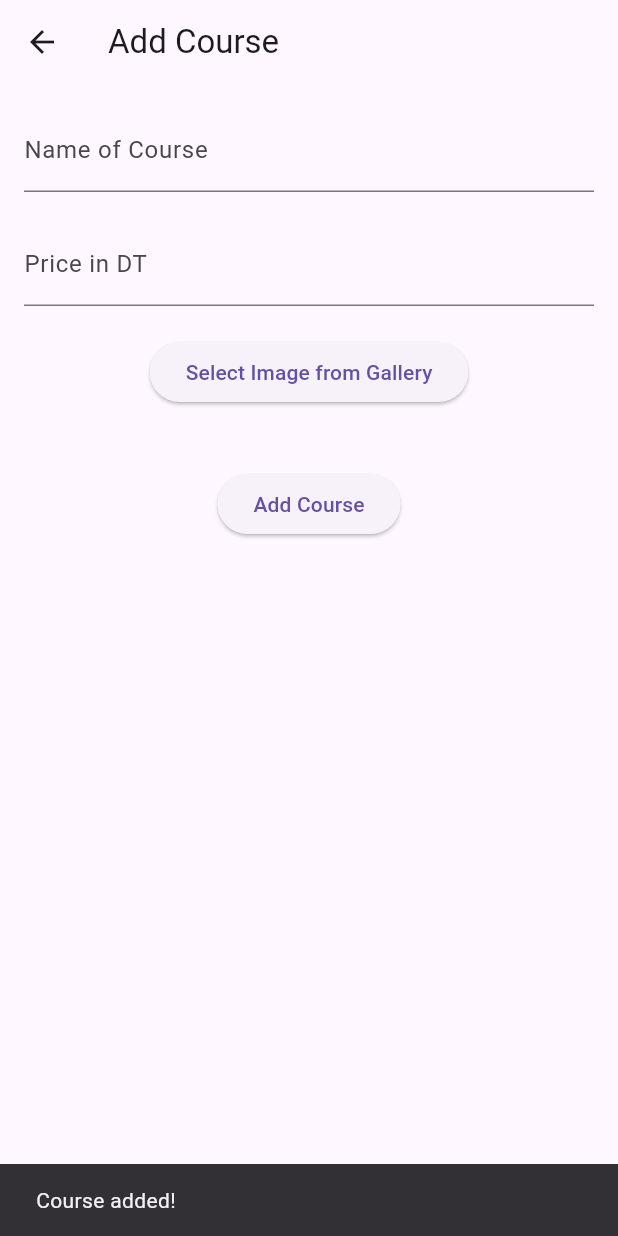
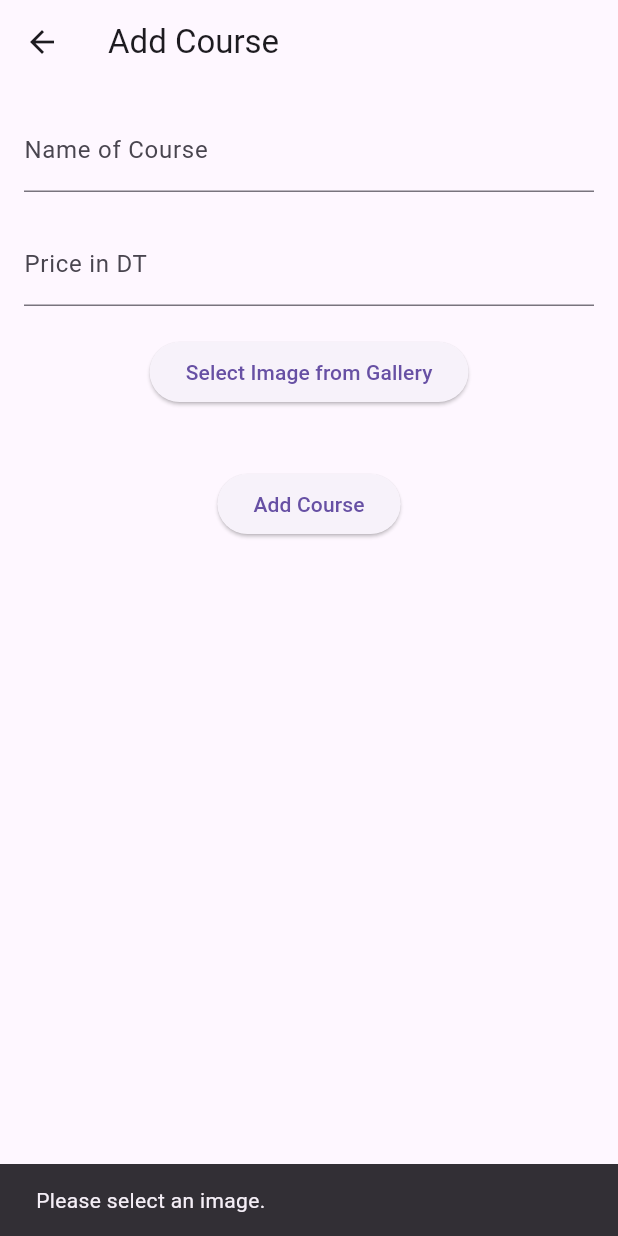
Before and after one commit to Flightsimmer50/9antra.tn-MiniProject-Flutter, a Flutter app: the AddCourse screen opened directly, after a tap on "Add Course", on a phone screen of 412 x 824 dp. Run offline on Flutter 3.47's test engine with Material 3 defaults, Android fonts, the phone set to English and light mode, and no system bars; our stand-ins replace cloud_firestore, firebase_core, image_picker, shared_preferences; missing offline and left inert: cloudinary_flutter, cloudinary_url_gen, dart:html; accounts and stored records are empty.

Commit message:
upload image successful in Cloudinary

```diff
--- a/lib/models/course.dart
+++ b/lib/models/course.dart
@@ -4,7 +4,7 @@ class Course {
   final String id;
   final String name;
   final String price;
-  final String? imageUrl;
+   String? imageUrl;
 
   Course({
     required this.id,
--- a/lib/screens/addCourse.dart
+++ b/lib/screens/addCourse.dart
@@ -1,13 +1,11 @@
 import 'package:flutter/material.dart';
 import 'package:image_picker/image_picker.dart';
 import 'dart:typed_data';
-import 'package:cloud_firestore/cloud_firestore.dart';
-import 'package:firebase_storage/firebase_storage.dart';
 import 'dart:html' as html;
 import 'package:flutter/foundation.dart'; // Pour kIsWeb
 import 'dart:async'; // Pour Completer
-import 'dart:io'; // Importer pour utiliser la classe File
-import 'package:beecoderstest/service/courseService.dart'; // Assurez-vous que le chemin est correct
+import 'package:beecoderstest/service/courseService.dart'; // Votre service Firestore
+import 'package:beecoderstest/service/storage_service.dart'; // Votre service Cloudinary
 
 class AddCourse extends StatefulWidget {
   @override
@@ -18,7 +16,8 @@ class _AddCourseState extends State<AddCourse> {
   final TextEditingController nameController = TextEditingController();
   final TextEditingController priceController = TextEditingController();
   Uint8List? _imageData;
-  final CourseService _courseService = CourseService(); // Instance de CourseService
+  final CourseService _courseService = CourseService();
+  final StorageService _storageService = StorageService();
 
   Future<void> _pickImage() async {
     if (kIsWeb) {
@@ -38,8 +37,9 @@ class _AddCourseState extends State<AddCourse> {
       final ImagePicker picker = ImagePicker();
       final XFile? selectedImage = await picker.pickImage(source: ImageSource.gallery);
       if (selectedImage != null) {
+        final bytes = await selectedImage.readAsBytes();
         setState(() {
-          _imageData = File(selectedImage.path).readAsBytesSync(); // Lire les octets
+          _imageData = bytes; // Utiliser les octets de l'image
         });
       }
     }
@@ -60,39 +60,46 @@ class _AddCourseState extends State<AddCourse> {
     return completer.future;
   }
 
-  void _addCourse() async {
-    String name = nameController.text;
-    String price = priceController.text;
+  Future<void> _addCourse() async {
+    String name = nameController.text.trim();
+    String price = priceController.text.trim();
 
+    // Vérifiez si une image a été sélectionnée
     String? imageUrl;
     if (_imageData != null) {
-      print('Uploading image...'); // Log avant l'upload
-      imageUrl = await _courseService.uploadImage(_imageData!); // Utiliser la méthode uploadImage
-      if (imageUrl != null) {
-        print('Image uploaded successfully: $imageUrl'); // Log après l'upload réussi
+      // Télécharger l'image sur Cloudinary
+      if (kIsWeb) {
+        imageUrl = await _storageService.uploadImageFromBytes(_imageData!);
       } else {
-        print('Image upload failed'); // Log si l'upload échoue
+        // Pour mobile, vous devez obtenir la bonne méthode pour créer un fichier
+        //imageUrl = await _storageService.uploadImage(File.fromRawPath(_imageData!)); // Modifiez ceci si nécessaire
+      }
+
+      if (imageUrl == null) {
+        print('Failed to upload image to Cloudinary.');
+        ScaffoldMessenger.of(context).showSnackBar(SnackBar(content: Text('Failed to upload image.')));
+        return; // Arrêter si l'upload échoue
       }
     } else {
-      print('No image selected for upload'); // Log si aucune image n'est sélectionnée
+      print('No image selected for upload');
+      ScaffoldMessenger.of(context).showSnackBar(SnackBar(content: Text('Please select an image.')));
+      return;
     }
 
-    // Ajouter le cours à Firestore en utilisant CourseService
-    print('Adding course: Name: $name, Price: $price, Image URL: $imageUrl'); // Log avant l'ajout
-    String? courseId = await _courseService.addCourse(name, price, _imageData);
+    // Ajouter le cours à Firestore
+    print('Adding course: Name: $name, Price: $price, Image URL: $imageUrl');
+    String? courseId = await _courseService.addCourse(name, price, imageUrl);
 
     if (courseId != null) {
-      print('Course added successfully with ID: $courseId'); // Log après l'ajout réussi
-      // Réinitialiser les champs après l'ajout
+      print('Course added successfully with ID: $courseId');
       nameController.clear();
       priceController.clear();
       setState(() {
         _imageData = null; // Réinitialiser l'image
       });
-
       ScaffoldMessenger.of(context).showSnackBar(SnackBar(content: Text('Course added!')));
     } else {
-      print('Failed to add course.'); // Log si l'ajout échoue
+      print('Failed to add course.');
       ScaffoldMessenger.of(context).showSnackBar(SnackBar(content: Text('Failed to add course.')));
     }
   }
--- a/lib/service/courseService.dart
+++ b/lib/service/courseService.dart
@@ -1,24 +1,16 @@
 import 'package:cloud_firestore/cloud_firestore.dart';
-import 'dart:typed_data';
-import 'package:firebase_storage/firebase_storage.dart';
 import 'package:beecoderstest/models/course.dart';
 
 class CourseService {
   final FirebaseFirestore _firestore = FirebaseFirestore.instance;
-  final FirebaseStorage _storage = FirebaseStorage.instance;
 
   // Méthode pour ajouter un cours
-  Future<String?> addCourse(String name, String price, Uint8List? imageData) async {
-    String? imageUrl;
-    if (imageData != null) {
-      imageUrl = await uploadImage(imageData); // Appel à la méthode publique uploadImage
-    }
-
+  Future<String?> addCourse(String name, String price, String? localImagePath) async {
     try {
       DocumentReference docRef = await _firestore.collection('courses').add({
         'name': name,
         'price': price,
-        'image_url': imageUrl,
+        'image_path': localImagePath, // Stocker le chemin de l'image locale
       });
       return docRef.id; // Retourne l'ID du document ajouté
     } catch (e) {
@@ -27,36 +19,20 @@ class CourseService {
     }
   }
 
-  // Méthode pour uploader une image
-  Future<String?> uploadImage(Uint8List imageData) async {
-  try {
-    print('Starting image upload...'); // Log pour commencer l'upload
-    final ref = _storage.ref().child('course_images/${DateTime.now().millisecondsSinceEpoch}');
+  // Méthode pour récupérer tous les cours
+  Future<List<Course>> getCourses() async {
+    try {
+      // Récupérer les documents de la collection 'courses'
+      QuerySnapshot snapshot = await _firestore.collection('courses').get();
 
-    // Suivre l'état de l'upload
-    UploadTask uploadTask = ref.putData(imageData);
-
-    // Afficher des logs de progression
-    uploadTask.snapshotEvents.listen((TaskSnapshot snapshot) {
-      print('Upload progress: ${snapshot.bytesTransferred}/${snapshot.totalBytes}'); // Log de progression
-    });
-
-    await uploadTask; // Attendre la fin de l'upload
-    print('Image uploaded successfully'); // Log après l'upload
-
-    return await ref.getDownloadURL(); // Retourner l'URL de l'image
-  } catch (e) {
-    print('Error uploading image: $e');
-    return null;
-  }
-}
-  // Méthode pour récupérer tous les cours
-  Stream<List<Course>> getCourses() {
-    return _firestore.collection('courses').snapshots().map((snapshot) {
+      // Mapper chaque document à un objet Course
       return snapshot.docs.map((doc) {
-        return Course.fromFirestore(doc); // Assurez-vous que cette méthode existe dans votre modèle
+        return Course.fromFirestore(doc); // Utiliser la méthode fromFirestore
       }).toList();
-    });
+    } catch (e) {
+      print('Error fetching courses: $e');
+      return []; // Retourner une liste vide en cas d'erreur
+    }
   }
 
   // Méthode pour récupérer un cours par ID
@@ -76,17 +52,12 @@ class CourseService {
   }
 
   // Méthode pour mettre à jour un cours
-  Future<void> updateCourse(String courseId, String name, String price, Uint8List? imageData) async {
-    String? imageUrl;
-    if (imageData != null) {
-      imageUrl = await uploadImage(imageData); // Appel à la méthode publique uploadImage
-    }
-
+  Future<void> updateCourse(String courseId, String name, String price, String? localImagePath) async {
     try {
       await _firestore.collection('courses').doc(courseId).update({
         'name': name,
         'price': price,
-        'image_url': imageUrl,
+        'image_path': localImagePath, // Mettre à jour le chemin de l'image locale
       });
     } catch (e) {
       print('Error updating course: $e');
--- a/pubspec.yaml
+++ b/pubspec.yaml
@@ -36,6 +36,10 @@ dependencies:
   firebase_storage: ^12.3.7
   image_picker: ^1.1.2
   provider: ^6.0.0
+  path_provider: ^2.0.10
+  shared_preferences: ^2.0.6
+  cloudinary_flutter: ^1.0.0
+  cloudinary_url_gen: ^1.0.0
 
 
   # The following adds the Cupertino Icons font to your application.
```
Also changed, not shown: lib/main.dart (+12 -4 lines), lib/screens/adminPage.dart (+47 -31 lines), lib/service/storage_service.dart (+90 -4 lines), pubspec.lock, 1 other file.
